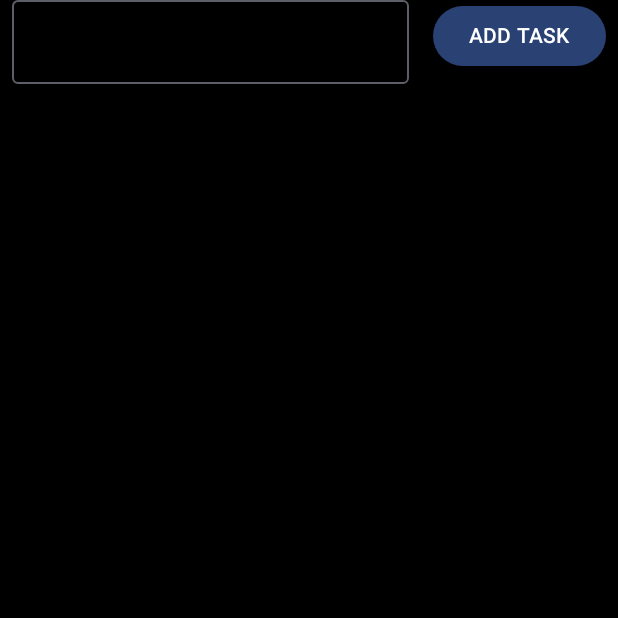
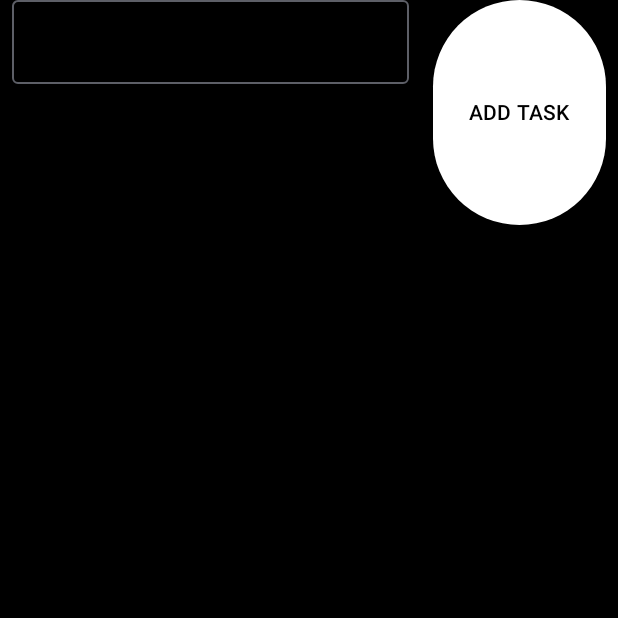
Before and after one commit to wojpo/Todo-Android-app, an Android app built with Jetpack Compose: the screen it shows after launch (MainActivity), on a phone screen of 412 x 824 dp, the top half of it. Run offline under Robolectric (Android 15) with nearby library versions, the phone set to English and light mode, and no system bars.

Commit message:
some styling

```diff
--- a/app/src/main/java/com/example/todoapp/MainActivity.kt
+++ b/app/src/main/java/com/example/todoapp/MainActivity.kt
@@ -5,15 +5,20 @@ import androidx.activity.ComponentActivity
 import androidx.activity.compose.setContent
 import androidx.activity.enableEdgeToEdge
 import androidx.compose.foundation.background
+import androidx.compose.foundation.layout.Box
 import androidx.compose.foundation.layout.Column
 import androidx.compose.foundation.layout.Row
 import androidx.compose.foundation.layout.WindowInsets
 import androidx.compose.foundation.layout.asPaddingValues
+import androidx.compose.foundation.layout.fillMaxHeight
 import androidx.compose.foundation.layout.fillMaxSize
 import androidx.compose.foundation.layout.fillMaxWidth
+import androidx.compose.foundation.layout.height
 import androidx.compose.foundation.layout.padding
 import androidx.compose.foundation.layout.safeContent
+import androidx.compose.foundation.layout.size
 import androidx.compose.material3.Button
+import androidx.compose.material3.ButtonColors
 import androidx.compose.material3.OutlinedTextField
 import androidx.compose.material3.OutlinedTextFieldDefaults
 import androidx.compose.material3.Scaffold
@@ -27,6 +32,7 @@ import androidx.compose.ui.Modifier
 import androidx.compose.ui.graphics.Color
 import androidx.compose.ui.tooling.preview.Preview
 import androidx.compose.ui.unit.dp
+import androidx.compose.ui.unit.max
 import com.example.todoapp.ui.theme.TODOAPPTheme
 
 class MainActivity : ComponentActivity() {
@@ -34,23 +40,29 @@ class MainActivity : ComponentActivity() {
         super.onCreate(savedInstanceState)
         enableEdgeToEdge()
         setContent {
-            TODOAPPTheme {
+            TODOAPPTheme()
+            {
                 var task by remember {
                     mutableStateOf("")
                 }
                 var tasks by remember {
                     mutableStateOf(listOf<String>(""))
                 }
-                Row (
+                Box(
                     modifier = Modifier
                         .fillMaxSize()
                         .background(color = Color.Black)
                 )
                 {
+                    Row(
+                        modifier = Modifier
+                            .fillMaxWidth()
+                            .height(150.dp)
+                    )
+                    {
                         OutlinedTextField(
                             value = task,
-                        onValueChange = {
-                            text ->
+                            onValueChange = { text ->
                                 task = text
                             },
                             modifier = Modifier
@@ -60,19 +72,18 @@ class MainActivity : ComponentActivity() {
 
                         )
                         Button(
-                        onClick = {tasks = tasks + task},
+                            colors = ButtonColors(Color.White,Color.Black,Color.White,Color.White),
+                            onClick = { tasks = tasks + task },
                             modifier = Modifier
                                 .padding(WindowInsets.safeContent.asPaddingValues())
                                 .padding(horizontal = 8.dp)
-
-
-
+                                .fillMaxHeight()
                         )
                         {
                             Text(text = "ADD TASK");
                         }
                     }
-
+                }
             }
         }
 
```
Lines whose indentation alone changed are shown as unchanged.
